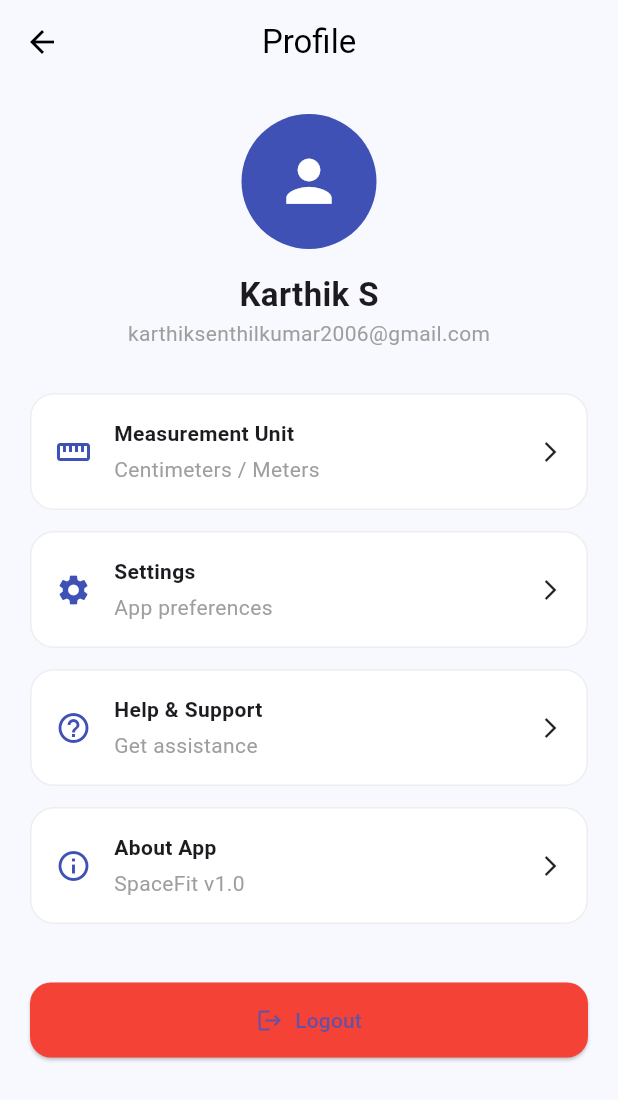
After one commit to Karthiksenthilkumar1/Smart-Space, a Flutter app: the ProfileScreen screen opened directly, on a phone screen of 412 x 824 dp. The commit adds this screen. Shown: the top 1100 px of the screen. Run offline on Flutter 3.47's test engine with Material 3 defaults, Android fonts, the phone set to English and light mode, and no system bars.

Commit message:
added profile page and logout

```diff
--- a/lib/features/dashboard/dashboard_screen.dart
+++ b/lib/features/dashboard/dashboard_screen.dart
@@ -1,6 +1,7 @@
 import 'package:flutter/material.dart';
 import '../scan/scan_screen.dart';
 import '../scan/history_screen.dart';
+import '../profile/profile_screen.dart';
 
 class DashboardScreen extends StatefulWidget {
   const DashboardScreen({super.key});
@@ -329,6 +330,12 @@ class _DashboardScreenState extends State<DashboardScreen> {
             ),
           );
         }
+        if (index == 3) {
+          Navigator.push(
+            context,
+            MaterialPageRoute(builder: (context) => const ProfileScreen()),
+        );
+  }
       },
       child: Column(
         mainAxisAlignment: MainAxisAlignment.center,
--- /dev/null
+++ b/lib/features/profile/profile_screen.dart
@@ -0,0 +1,94 @@
+import 'package:flutter/material.dart';
+
+class ProfileScreen extends StatelessWidget {
+  const ProfileScreen({super.key});
+
+  @override
+  Widget build(BuildContext context) {
+    return Scaffold(
+      backgroundColor: const Color(0xFFF8F9FF),
+      appBar: AppBar(
+        title: const Text("Profile"),
+        centerTitle: true,
+        backgroundColor: Colors.transparent,
+        elevation: 0,
+        foregroundColor: Colors.black,
+      ),
+      body: ListView(
+        padding: const EdgeInsets.all(20),
+        children: [
+          const CircleAvatar(
+            radius: 45,
+            backgroundColor: Colors.indigo,
+            child: Icon(Icons.person, size: 45, color: Colors.white),
+          ),
+          const SizedBox(height: 15),
+          const Center(
+            child: Text(
+              "Karthik S",
+              style: TextStyle(fontSize: 22, fontWeight: FontWeight.bold),
+            ),
+          ),
+          const Center(
+            child: Text(
+              "karthiksenthilkumar2006@gmail.com",
+              style: TextStyle(color: Colors.grey),
+            ),
+          ),
+          const SizedBox(height: 30),
+
+          _tile(Icons.straighten, "Measurement Unit", "Centimeters / Meters"),
+          _tile(Icons.settings, "Settings", "App preferences"),
+          _tile(Icons.help_outline, "Help & Support", "Get assistance"),
+          _tile(Icons.info_outline, "About App", "SpaceFit v1.0"),
+
+          const SizedBox(height: 25),
+
+          ElevatedButton.icon(
+            style: ElevatedButton.styleFrom(
+              backgroundColor: Colors.red,
+              padding: const EdgeInsets.symmetric(vertical: 15),
+              shape: RoundedRectangleBorder(
+                borderRadius: BorderRadius.circular(14),
+              ),
+            ),
+            onPressed: () {
+              Navigator.popUntil(context, (route) => route.isFirst);
+            },
+            icon: const Icon(Icons.logout),
+            label: const Text("Logout"),
+          ),
+        ],
+      ),
+    );
+  }
+
+  Widget _tile(IconData icon, String title, String subtitle) {
+    return Container(
+      margin: const EdgeInsets.only(bottom: 14),
+      padding: const EdgeInsets.all(16),
+      decoration: BoxDecoration(
+        color: Colors.white,
+        borderRadius: BorderRadius.circular(16),
+        border: Border.all(color: Colors.grey.shade200),
+      ),
+      child: Row(
+        children: [
+          Icon(icon, color: Colors.indigo),
+          const SizedBox(width: 15),
+          Expanded(
+            child: Column(
+              crossAxisAlignment: CrossAxisAlignment.start,
+              children: [
+                Text(title, style: const TextStyle(fontWeight: FontWeight.bold)),
+                const SizedBox(height: 4),
+                Text(subtitle, style: const TextStyle(color: Colors.grey)),
+              ],
+            ),
+          ),
+          const Icon(Icons.arrow_forward_ios, size: 16),
+        ],
+      ),
+    );
+  }
+}
```
